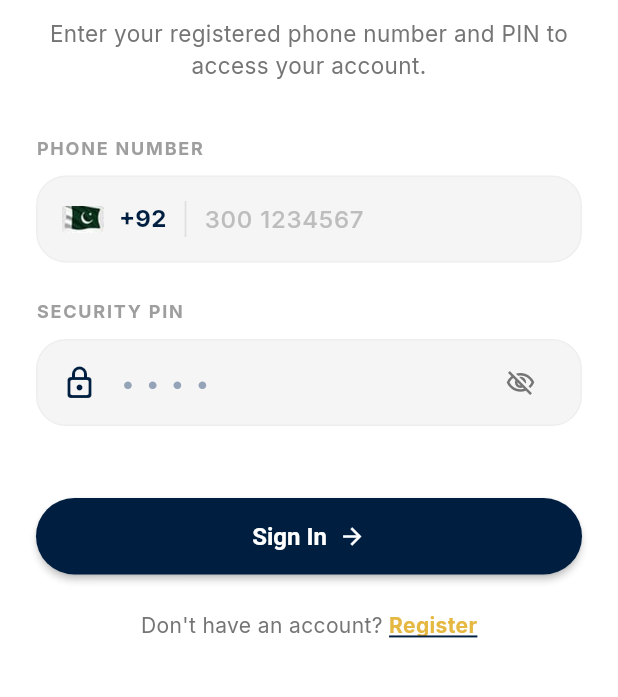
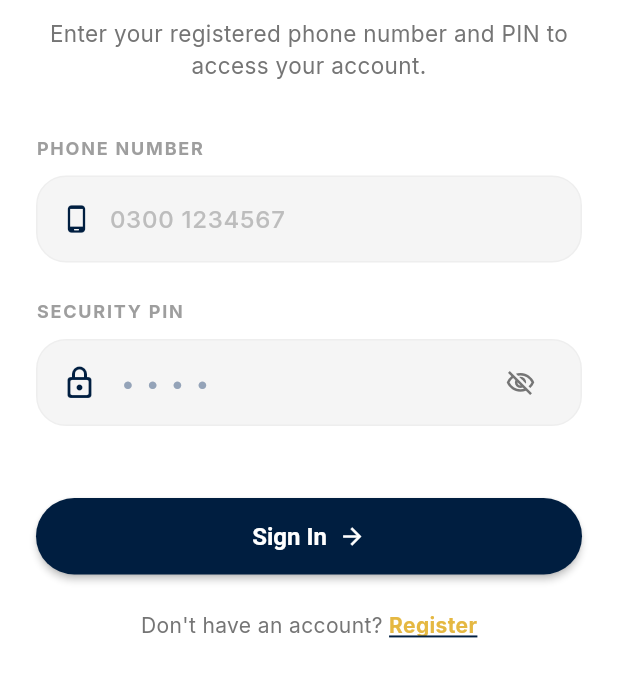
Before and after one commit to aliMuradFortex/king-mobile, a Flutter app: the screen it shows after launch, after a tap on "Skip", on a phone screen of 412 x 824 dp, the part 378-1075 px from its top. Run offline on Flutter 3.47's test engine with Material 3 defaults, Android fonts, the phone set to English and light mode, and no system bars; our stand-ins replace connectivity_plus, dio, flutter_secure_storage, get, go_router, google_fonts and 1 more.

Commit message:
release update

```diff
--- a/lib/core/constants/app_strings.dart
+++ b/lib/core/constants/app_strings.dart
@@ -157,7 +157,7 @@ class AppStrings {
   // Profile Dashboard Screen
   static const String myProfileTitle = 'My Profile';
   static const String profileUserName = 'Ahmed Ali';
-  static const String profileUserPhone = '+92 300 1234567';
+  static const String profileUserPhone = '0300 1234567';
   static const String editProfileLabel = 'Edit Profile';
   static const String myPlansLabel = 'My Plans';
   static const String myPlansSubLabel = '2 ACTIVE INSTALLMENTS';
--- a/lib/features/auth/presentation/widgets/phone_input_field.dart
+++ b/lib/features/auth/presentation/widgets/phone_input_field.dart
@@ -1,7 +1,6 @@
 import 'package:flutter/material.dart';
 import 'package:flutter/services.dart';
 import '../../../../core/constants/app_colors.dart';
-import '../../../../core/constants/app_assets.dart';
 
 class PhoneInputField extends StatelessWidget {
   final TextEditingController controller;
@@ -25,34 +24,10 @@ class PhoneInputField extends StatelessWidget {
       ),
       child: Row(
         children: [
-          // Country Flag (Pakistan flag.png)
-          Image.asset(
-            AppAssets.flag,
-            width: 28,
-            height: 18,
-            fit: BoxFit.cover,
-            errorBuilder: (context, error, stackTrace) {
-              return const Icon(Icons.flag_rounded, color: AppColors.primary);
-            },
-          ),
-          const SizedBox(width: 10),
-
-          // Country Code +92
-          const Text(
-            '+92',
-            style: TextStyle(
-              fontSize: 16,
-              fontWeight: FontWeight.bold,
-              color: AppColors.primary,
-            ),
-          ),
-          const SizedBox(width: 12),
-
-          // Vertical Divider
-          Container(
-            width: 1.2,
-            height: 24,
-            color: Colors.grey.shade300,
+          const Icon(
+            Icons.phone_android_rounded,
+            color: AppColors.primary,
+            size: 20,
           ),
           const SizedBox(width: 12),
 
@@ -68,10 +43,10 @@ class PhoneInputField extends StatelessWidget {
               ),
               inputFormatters: [
                 FilteringTextInputFormatter.digitsOnly,
-                LengthLimitingTextInputFormatter(10), // Pakistani phone number length without leading zero
+                LengthLimitingTextInputFormatter(11), // پاکستانی phone number length with leading zero
               ],
               decoration: InputDecoration(
-                hintText: '300 1234567',
+                hintText: '0300 1234567',
                 hintStyle: TextStyle(
                   fontSize: 16,
                   fontWeight: FontWeight.w500,
--- a/lib/features/profile/presentation/controllers/recover_account_controller.dart
+++ b/lib/features/profile/presentation/controllers/recover_account_controller.dart
@@ -22,7 +22,7 @@ class RecoverAccountController extends GetxController {
     CustomSnackBar.show(
       context,
       title: 'Recovery Initialized',
-      message: 'A 4-digit OTP has been sent to +92 $phoneNumber',
+      message: 'A 4-digit OTP has been sent to $phoneNumber',
       isError: false,
     );
 
--- a/lib/features/profile/presentation/views/forgot_password_verify_view.dart
+++ b/lib/features/profile/presentation/views/forgot_password_verify_view.dart
@@ -99,7 +99,7 @@ class ForgotPasswordVerifyView extends StatelessWidget {
                     Obx(() => Padding(
                       padding: const EdgeInsets.symmetric(horizontal: 16.0),
                       child: Text(
-                        'Enter the 6-digit code sent to ${controller.phone.value.isNotEmpty ? controller.phone.value : "+92 3XX XXXXXXX"}',
+                        'Enter the 6-digit code sent to ${controller.phone.value.isNotEmpty ? controller.phone.value : "03XX XXXXXXX"}',
                         textAlign: TextAlign.center,
                         style: const TextStyle(
                           color: Color(0xFF0F3A5F), // Slate/Navy color matching mockup
--- a/pubspec.yaml
+++ b/pubspec.yaml
@@ -1,7 +1,7 @@
 name: king_mobile
 description: "A new Flutter project."
 publish_to: 'none'
-version: 0.1.0+1
+version: 0.1.1+2
 
 environment:
   sdk: ^3.11.5
```
Also changed, not shown: lib/features/brands/presentation/widgets/personal_details_step.dart (+8 -18 lines), lib/features/profile/presentation/views/recover_account_view.dart (+11 -15 lines), 1 other file.
